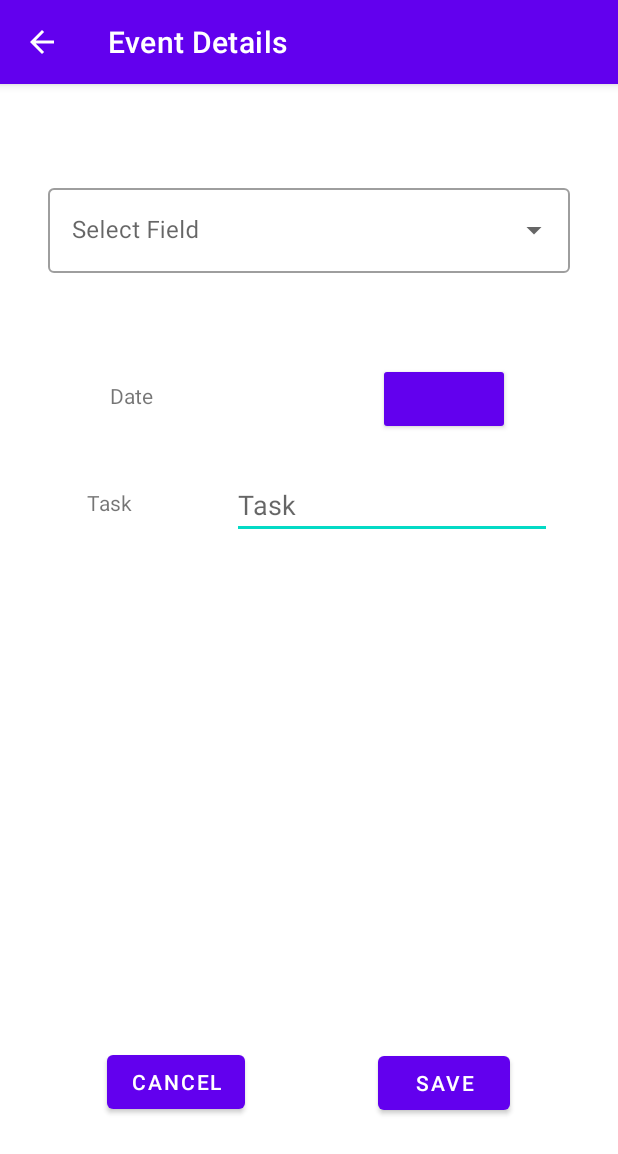
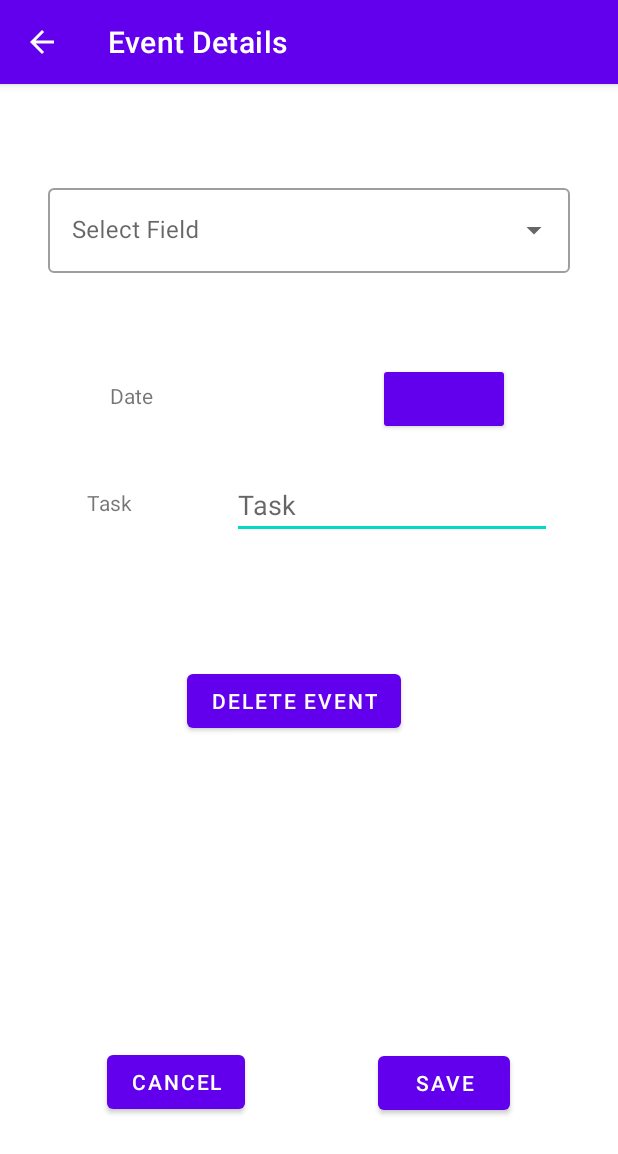
Before and after one commit to Ahmet-Oral/Farm_Assistant-SeniorDesignProject, an Android app: the CalendarEventDetails screen opened directly, with no data from a screen before it, on a phone screen of 412 x 824 dp. Shown: the top 1154 px of the screen. Run offline under Robolectric (Android 15) with nearby library versions, the phone set to English and light mode, and no system bars; our stand-ins replace Firebase (no records; nobody signed in at launch, a user with empty details on screens opened directly); 4 statements that could not run were skipped.

Commit message:
Can now delete events

```diff
--- a/app/src/main/java/com/example/seniordesignproject/CalendarEventDetails.java
+++ b/app/src/main/java/com/example/seniordesignproject/CalendarEventDetails.java
@@ -34,7 +34,7 @@ import java.util.Date;
 import java.util.HashMap;
 
 public class CalendarEventDetails extends AppCompatActivity {
-    private Button datePicker_btn, save_btn, cancel_btn;
+    private Button datePicker_btn, save_btn, cancel_btn, delete_btn;
     private DatePickerDialog datePickerDialog;
     private String date_jan_dd_yyyy_str, clickedDate_extra, clickedTask_extra, eventKey_str, newType_str, date_dd_MM_yyyy_str, fieldKey_str;
     private EditText task_et, field_et;
@@ -69,6 +69,7 @@ public class CalendarEventDetails extends AppCompatActivity {
 
         save_btn = findViewById(R.id.calendar_event_details_Save_btn);
         cancel_btn = findViewById(R.id.calendar_event_details_Cancel_btn);
+        delete_btn = findViewById(R.id.calendar_event_details_DeleteEvent_btn);
         datePicker_btn = findViewById(R.id.calendar_event_details_DatePicker_btn);
         datePicker_btn.setText(clickedDate_extra);
     }
@@ -208,6 +209,13 @@ public class CalendarEventDetails extends AppCompatActivity {
             Intent intent = new Intent(CalendarEventDetails.this, Calendar.class);
             startActivity(intent);
         });
+
+        delete_btn.setOnClickListener(v -> {
+            FirebaseDatabase.getInstance().getReference().child("Users/"+userUid+"/Events").child(eventKey_str).removeValue();
+            Intent intent = new Intent(CalendarEventDetails.this, Calendar.class);
+            startActivity(intent);
+
+        });
     }
 
 
--- a/app/src/main/res/layout/activity_calendar_event_details.xml
+++ b/app/src/main/res/layout/activity_calendar_event_details.xml
@@ -102,5 +102,16 @@
         app:layout_constraintTop_toBottomOf="@+id/calendar_event_details_Task_tv"
         app:layout_constraintVertical_bias="0.507" />
 
+    <Button
+        android:id="@+id/calendar_event_details_DeleteEvent_btn"
+        android:layout_width="wrap_content"
+        android:layout_height="wrap_content"
+        android:layout_marginTop="84dp"
+        android:text="@string/str_calendar_event_details_DeleteEvent"
+        app:layout_constraintEnd_toEndOf="parent"
+        app:layout_constraintHorizontal_bias="0.463"
+        app:layout_constraintStart_toStartOf="parent"
+        app:layout_constraintTop_toBottomOf="@+id/calendar_event_details_Task_pt" />
+
 
 </androidx.constraintlayout.widget.ConstraintLayout>
--- a/app/src/main/res/values/strings.xml
+++ b/app/src/main/res/values/strings.xml
@@ -35,6 +35,8 @@
     <string name="str_calendar_event_details_Task">Task</string>
     <string name="str_calendar_event_details_Save">Save</string>
     <string name="str_calendar_event_details_Cancel">Cancel</string>
+    <string name="str_calendar_event_details_DeleteEvent">Delete Event</string>
+
 
 
 
```
